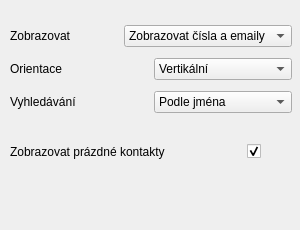
The window that contacts/config.ui (KDE/akonadi-google-applets) describes before a commit, drawn with Qt 5.
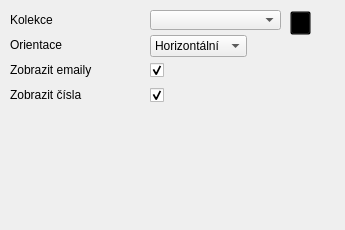
The same window after the commit.

Commit message: Some works on config dialog

```diff
--- a/contacts/config.ui
+++ b/contacts/config.ui
@@ -6,7 +6,7 @@
    <rect>
     <x>0</x>
     <y>0</y>
-    <width>300</width>
+    <width>345</width>
     <height>230</height>
    </rect>
   </property>
@@ -19,129 +19,153 @@
   <property name="windowTitle">
    <string>Konfigurace</string>
   </property>
-  <widget class="QWidget" name="layoutWidget">
+  <widget class="QLabel" name="label_4">
    <property name="geometry">
     <rect>
      <x>10</x>
-     <y>20</y>
-     <width>282</width>
-     <height>101</height>
+     <y>10</y>
+     <width>61</width>
+     <height>20</height>
     </rect>
    </property>
-   <layout class="QVBoxLayout" name="verticalLayout">
-    <item>
-     <layout class="QHBoxLayout" name="horizontalLayout">
-      <item>
-       <widget class="QLabel" name="label">
-        <property name="text">
-         <string>Zobrazovat</string>
-        </property>
-       </widget>
-      </item>
-      <item>
-       <widget class="QComboBox" name="comboBox">
-        <item>
-         <property name="text">
-          <string>Zobrazovat čísla a emaily</string>
-         </property>
-        </item>
-        <item>
-         <property name="text">
-          <string>Zobrazovat pouze čísla</string>
-         </property>
-        </item>
-        <item>
-         <property name="text">
-          <string>Zobrazovat pouze emaily</string>
-         </property>
-        </item>
-       </widget>
-      </item>
-     </layout>
-    </item>
-    <item>
-     <layout class="QHBoxLayout" name="horizontalLayout_2">
-      <item>
-       <widget class="QLabel" name="label_2">
-        <property name="text">
-         <string>Orientace</string>
-        </property>
-       </widget>
-      </item>
-      <item>
-       <widget class="QComboBox" name="comboBox_2">
-        <item>
-         <property name="text">
-          <string>Vertikální</string>
-         </property>
-        </item>
-        <item>
-         <property name="text">
-          <string>Horizontální</string>
-         </property>
-        </item>
-       </widget>
-      </item>
-     </layout>
-    </item>
-    <item>
-     <layout class="QHBoxLayout" name="horizontalLayout_3">
-      <item>
-       <widget class="QLabel" name="label_3">
-        <property name="text">
-         <string>Vyhledávání</string>
-        </property>
-       </widget>
-      </item>
-      <item>
-       <widget class="QComboBox" name="comboBox_3">
-        <item>
-         <property name="text">
-          <string>Podle jména</string>
-         </property>
-        </item>
-        <item>
-         <property name="text">
-          <string>Podle údajů</string>
-         </property>
-        </item>
-       </widget>
-      </item>
-     </layout>
-    </item>
-   </layout>
+   <property name="text">
+    <string>Kolekce</string>
+   </property>
   </widget>
-  <widget class="QWidget" name="layoutWidget">
+  <widget class="QComboBox" name="collectionBox">
    <property name="geometry">
     <rect>
+     <x>150</x>
+     <y>10</y>
+     <width>131</width>
+     <height>20</height>
+    </rect>
+   </property>
+   <property name="layoutDirection">
+    <enum>Qt::LeftToRight</enum>
+   </property>
+   <property name="editable">
+    <bool>false</bool>
+   </property>
+   <property name="currentIndex">
+    <number>-1</number>
+   </property>
+   <property name="sizeAdjustPolicy">
+    <enum>QComboBox::AdjustToContentsOnFirstShow</enum>
+   </property>
+  </widget>
+  <widget class="QLabel" name="label">
+   <property name="geometry">
+    <rect>
      <x>10</x>
-     <y>140</y>
-     <width>251</width>
-     <height>23</height>
+     <y>60</y>
+     <width>100</width>
+     <height>20</height>
     </rect>
    </property>
-   <layout class="QHBoxLayout" name="horizontalLayout_4">
-    <item>
-     <widget class="QLabel" name="label_4">
-      <property name="text">
-       <string>Zobrazovat prázdné kontakty</string>
-      </property>
-     </widget>
-    </item>
-    <item>
-     <widget class="QCheckBox" name="checkBox">
-      <property name="layoutDirection">
-       <enum>Qt::RightToLeft</enum>
-      </property>
-      <property name="text">
-       <string/>
-      </property>
-      <property name="checked">
-       <bool>true</bool>
-      </property>
-     </widget>
-    </item>
-   </layout>
+   <property name="text">
+    <string>Zobrazit emaily</string>
+   </property>
+  </widget>
+  <widget class="QCheckBox" name="showEmails">
+   <property name="geometry">
+    <rect>
+     <x>150</x>
+     <y>60</y>
+     <width>150</width>
+     <height>20</height>
+    </rect>
+   </property>
+   <property name="text">
+    <string/>
+   </property>
+   <property name="checked">
+    <bool>true</bool>
+   </property>
+  </widget>
+  <widget class="QCheckBox" name="showNumbers">
+   <property name="geometry">
+    <rect>
+     <x>150</x>
+     <y>85</y>
+     <width>89</width>
+     <height>21</height>
+    </rect>
+   </property>
+   <property name="text">
+    <string/>
+   </property>
+   <property name="checked">
+    <bool>true</bool>
+   </property>
+  </widget>
+  <widget class="QLabel" name="label_3">
+   <property name="geometry">
+    <rect>
+     <x>10</x>
+     <y>85</y>
+     <width>100</width>
+     <height>20</height>
+    </rect>
+   </property>
+   <property name="text">
+    <string>Zobrazit čísla</string>
+   </property>
+  </widget>
+  <widget class="QPushButton" name="loadCollections">
+   <property name="geometry">
+    <rect>
+     <x>290</x>
+     <y>11</y>
+     <width>21</width>
+     <height>24</height>
+    </rect>
+   </property>
+   <property name="styleSheet">
+    <string notr="true">background-color:transparent</string>
+   </property>
+   <property name="text">
+    <string/>
+   </property>
+  </widget>
+  <widget class="QComboBox" name="orientationBox">
+   <property name="geometry">
+    <rect>
+     <x>150</x>
+     <y>35</y>
+     <width>115</width>
+     <height>20</height>
+    </rect>
+   </property>
+   <property name="layoutDirection">
+    <enum>Qt::LeftToRight</enum>
+   </property>
+   <property name="sizeAdjustPolicy">
+    <enum>QComboBox::AdjustToContents</enum>
+   </property>
+   <item>
+    <property name="text">
+     <string>Horizontální</string>
+    </property>
+   </item>
+   <item>
+    <property name="text">
+     <string>Vertikální</string>
+    </property>
+   </item>
+  </widget>
+  <widget class="QLabel" name="label_2">
+   <property name="geometry">
+    <rect>
+     <x>10</x>
+     <y>35</y>
+     <width>100</width>
+     <height>20</height>
+    </rect>
+   </property>
+   <property name="text">
+    <string>Orientace</string>
+   </property>
   </widget>
  </widget>
  <resources/>
```
The commit also changes 8 other files.
